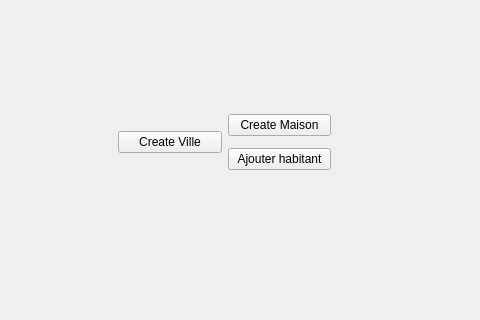
First picture: the form in mainwindow.ui, repository Aziz-Jalleli/VirtualCity, before the edit; both pictures show x 132 to 612 and y 92 to 412 of the 800 by 600 pixel window.
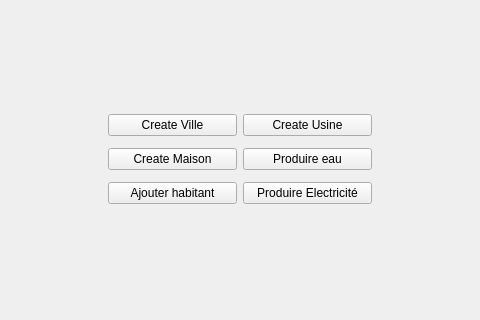
Second picture: the form after the edit.

What changed in the file:
```diff
--- a/mainwindow.ui
+++ b/mainwindow.ui
@@ -17,24 +17,24 @@
    <widget class="QWidget" name="layoutWidget">
     <property name="geometry">
      <rect>
-      <x>250</x>
+      <x>240</x>
       <y>200</y>
-      <width>213</width>
-      <height>69</height>
+      <width>264</width>
+      <height>105</height>
      </rect>
     </property>
     <layout class="QHBoxLayout" name="horizontalLayout">
-     <item>
-      <widget class="QPushButton" name="pushButton_3">
-       <property name="text">
-        <string>Create Ville</string>
-       </property>
-      </widget>
-     </item>
      <item>
       <layout class="QVBoxLayout" name="verticalLayout">
        <item>
-        <widget class="QPushButton" name="pushButton">
+        <widget class="QPushButton" name="Create_Ville">
+         <property name="text">
+          <string>Create Ville</string>
+         </property>
+        </widget>
+       </item>
+       <item>
+        <widget class="QPushButton" name="Create_Maison">
          <property name="text">
           <string>Create Maison</string>
          </property>
@@ -49,6 +49,31 @@
        </item>
       </layout>
      </item>
+     <item>
+      <layout class="QVBoxLayout" name="verticalLayout_2">
+       <item>
+        <widget class="QPushButton" name="Create_Usine">
+         <property name="text">
+          <string>Create Usine</string>
+         </property>
+        </widget>
+       </item>
+       <item>
+        <widget class="QPushButton" name="Produire_eau">
+         <property name="text">
+          <string>Produire eau</string>
+         </property>
+        </widget>
+       </item>
+       <item>
+        <widget class="QPushButton" name="pushButton_6">
+         <property name="text">
+          <string>Produire Electricité</string>
+         </property>
+        </widget>
+       </item>
+      </layout>
+     </item>
     </layout>
    </widget>
   </widget>
```
Left out of the diff: 2 changed lines with no effect on the pictures.
